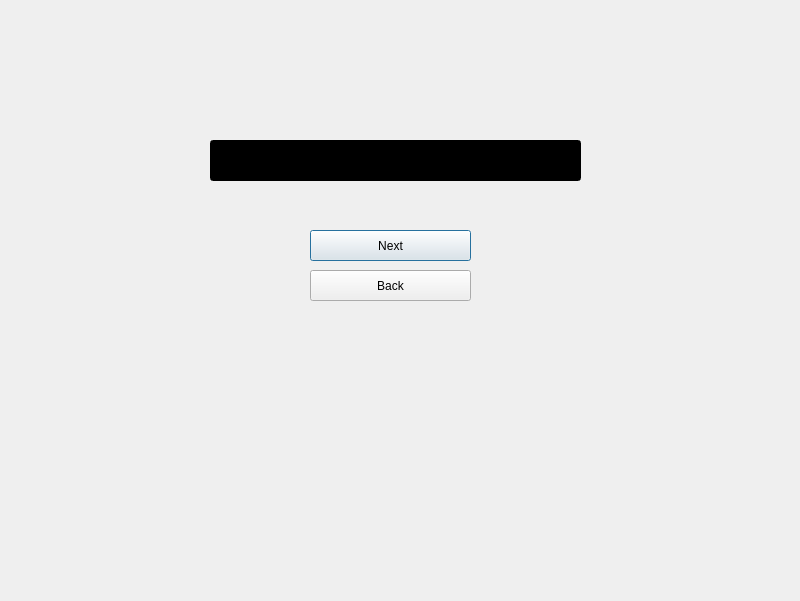
Matin0789/Condottiere-, file start.ui: the form before one commit.
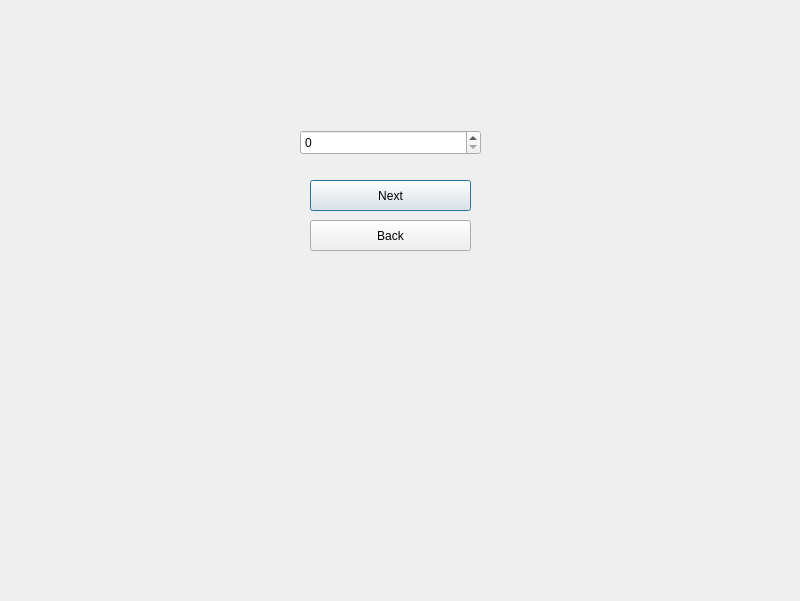
The form after the commit. Icons and pictures are not drawn.

```diff
--- a/start.ui
+++ b/start.ui
@@ -20,7 +20,7 @@
    <property name="geometry">
     <rect>
      <x>310</x>
-     <y>230</y>
+     <y>180</y>
      <width>161</width>
      <height>31</height>
     </rect>
@@ -54,30 +54,11 @@
     <string>Next</string>
    </property>
   </widget>
-  <widget class="QLineEdit" name="le_number">
-   <property name="geometry">
-    <rect>
-     <x>210</x>
-     <y>140</y>
-     <width>371</width>
-     <height>41</height>
-    </rect>
-   </property>
-   <property name="styleSheet">
-    <string notr="true">border-image: url(:/Description/Graphics/photos/white (1).jpg);
-color: rgb(0, 0, 0);
-background-color: rgb(0, 0, 0);
-font: 700 italic 9pt &quot;System&quot;;</string>
-   </property>
-   <property name="text">
-    <string>  Please Enter Number of Players : </string>
-   </property>
-  </widget>
   <widget class="QPushButton" name="btn_back">
    <property name="geometry">
     <rect>
      <x>310</x>
-     <y>270</y>
+     <y>220</y>
      <width>161</width>
      <height>31</height>
     </rect>
@@ -111,6 +92,24 @@
     <string>Back</string>
    </property>
   </widget>
+  <widget class="QSpinBox" name="sb">
+   <property name="geometry">
+    <rect>
+     <x>300</x>
+     <y>130</y>
+     <width>181</width>
+     <height>25</height>
+    </rect>
+   </property>
+   <property name="styleSheet">
+    <string notr="true">border-image: url(:/Description/Graphics/photos/white (1).jpg);
+color: rgb(0, 0, 0);
+
+font: 700 italic 12pt &quot;Segoe MDL2 Assets&quot;;
+
+</string>
+   </property>
+  </widget>
   <zorder>btn_back</zorder>
   <zorder>btn_next</zorder>
   <zorder>le_number</zorder>
```
Left out of the diff: 2 changed lines with no effect on the pictures.
